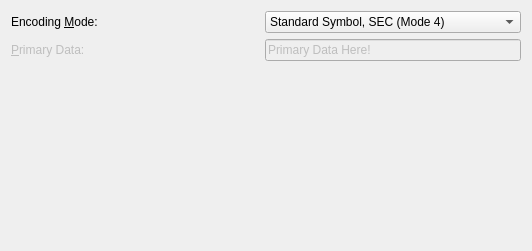
The window that frontend_qt/grpMaxicode.ui (novcom/zint) describes before a commit, drawn with Qt 5.
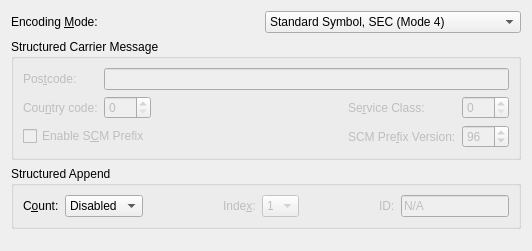
The same window after the commit.

The edit to the form file:
```diff
--- a/frontend_qt/grpMaxicode.ui
+++ b/frontend_qt/grpMaxicode.ui
@@ -35,22 +35,6 @@
        </property>
       </widget>
      </item>
-     <item row="1" column="0">
-      <widget class="QLabel" name="lblMaxiPrimary">
-       <property name="enabled">
-        <bool>false</bool>
-       </property>
-       <property name="text">
-        <string>&amp;Primary Data:</string>
-       </property>
-       <property name="alignment">
-        <set>Qt::AlignLeading|Qt::AlignLeft|Qt::AlignVCenter</set>
-       </property>
-       <property name="buddy">
-        <cstring>txtMaxiPrimary</cstring>
-       </property>
-      </widget>
-     </item>
      <item row="0" column="1">
       <widget class="QComboBox" name="cmbMaxiMode">
        <property name="sizePolicy">
@@ -84,24 +68,479 @@
        </item>
       </widget>
      </item>
-     <item row="1" column="1">
-      <widget class="QLineEdit" name="txtMaxiPrimary">
-       <property name="enabled">
-        <bool>false</bool>
-       </property>
-       <property name="sizePolicy">
-        <sizepolicy hsizetype="Preferred" vsizetype="Fixed">
-         <horstretch>0</horstretch>
-         <verstretch>0</verstretch>
-        </sizepolicy>
-       </property>
-       <property name="text">
-        <string>Primary Data Here!</string>
-       </property>
-      </widget>
-     </item>
     </layout>
    </item>
+   <item>
+    <widget class="QGroupBox" name="groupBoxMaxiSCM">
+     <property name="title">
+      <string>Structured Carrier Message</string>
+     </property>
+     <property name="toolTip">
+      <string>For Modes 2 and 3 only</string>
+     </property>
+     <layout class="QGridLayout" name="gridLayoutMaxiSCM">
+      <item row="0" column="0">
+       <widget class="QLabel" name="lblMaxiSCMPostcode">
+        <property name="enabled">
+         <bool>false</bool>
+        </property>
+        <property name="toolTip">
+         <string>Postcode of up to 9 digits for Mode 2 or
+6 alphanumerics for Mode 3 (will truncate)
+Mode 3 postcodes less than maximum
+length will be padded with spaces
+(ignored if disabled)</string>
+        </property>
+        <property name="text">
+         <string>Pos&amp;tcode:</string>
+        </property>
+        <property name="alignment">
+         <set>Qt::AlignLeading|Qt::AlignLeft|Qt::AlignVCenter</set>
+        </property>
+        <property name="buddy">
+         <cstring>txtMaxiSCMPostcode</cstring>
+        </property>
+       </widget>
+      </item>
+      <item row="0" column="1" colspan="4">
+       <widget class="QLineEdit" name="txtMaxiSCMPostcode">
+        <property name="enabled">
+         <bool>false</bool>
+        </property>
+        <property name="toolTip">
+         <string>Postcode of up to 9 digits for Mode 2 or
+6 alphanumerics for Mode 3 (will truncate)
+Mode 3 postcodes less than maximum
+length will be padded with spaces
+(ignored if disabled)</string>
+        </property>
+        <property name="sizePolicy">
+         <sizepolicy hsizetype="Preferred" vsizetype="Fixed">
+          <horstretch>0</horstretch>
+          <verstretch>0</verstretch>
+         </sizepolicy>
+        </property>
+        <property name="maxLength">
+         <number>9</number>
+        </property>
+       </widget>
+      </item>
+      <item row="1" column="0">
+       <widget class="QLabel" name="lblMaxiSCMCountry">
+        <property name="enabled">
+         <bool>false</bool>
+        </property>
+        <property name="toolTip">
+         <string>ISO 3166-1 numeric country code
+Value ranges from 000 to 999
+(ignored if disabled)</string>
+        </property>
+        <property name="text">
+         <string>Cou&amp;ntry code:</string>
+        </property>
+        <property name="alignment">
+         <set>Qt::AlignLeading|Qt::AlignLeft|Qt::AlignVCenter</set>
+        </property>
+        <property name="buddy">
+         <cstring>spnMaxiSCMCountry</cstring>
+        </property>
+       </widget>
+      </item>
+      <item row="1" column="1">
+       <widget class="QSpinBox" name="spnMaxiSCMCountry">
+        <property name="enabled">
+         <bool>false</bool>
+        </property>
+        <property name="toolTip">
+         <string>ISO 3166-1 numeric country code
+Value ranges from 000 to 999
+(ignored if disabled)</string>
+        </property>
+        <property name="suffix">
+         <string/>
+        </property>
+         <property name="prefix">
+         <string/>
+        </property>
+        <property name="minimum">
+         <number>0</number>
+        </property>
+        <property name="maximum">
+         <number>999</number>
+        </property>
+        <property name="value">
+         <number>0</number>
+        </property>
+       </widget>
+      </item>
+      <item row="1" column="2">
+       <spacer name="spacerMaxiSCM12">
+        <property name="orientation">
+         <enum>Qt::Horizontal</enum>
+        </property>
+        <property name="sizeHint">
+         <size>
+          <width>10</width>
+          <height>20</height>
+         </size>
+        </property>
+       </spacer>
+	  </item>
+      <item row="1" column="3">
+       <widget class="QLabel" name="lblMaxiSCMService">
+        <property name="enabled">
+         <bool>false</bool>
+        </property>
+        <property name="toolTip">
+         <string>Class of service, assigned by carrier
+Value ranges from 000 to 999
+(ignored if disabled)</string>
+        </property>
+        <property name="text">
+         <string>Se&amp;rvice Class:</string>
+        </property>
+        <property name="alignment">
+         <set>Qt::AlignLeading|Qt::AlignLeft|Qt::AlignVCenter</set>
+        </property>
+        <property name="buddy">
+         <cstring>spnMaxiSCMService</cstring>
+        </property>
+       </widget>
+      </item>
+      <item row="1" column="4">
+       <widget class="QSpinBox" name="spnMaxiSCMService">
+        <property name="enabled">
+         <bool>false</bool>
+        </property>
+        <property name="toolTip">
+         <string>Class of service, assigned by carrier
+Value ranges from 000 to 999
+(ignored if disabled)</string>
+        </property>
+        <property name="suffix">
+         <string/>
+        </property>
+         <property name="prefix">
+         <string/>
+        </property>
+        <property name="minimum">
+         <number>0</number>
+        </property>
+        <property name="maximum">
+         <number>999</number>
+        </property>
+        <property name="value">
+         <number>0</number>
+        </property>
+       </widget>
+      </item>
+      <item row="2" column="0" colspan="2">
+       <widget class="QCheckBox" name="chkMaxiSCMVV">
+        <property name="enabled">
+         <bool>false</bool>
+        </property>
+        <property name="toolTip">
+         <string>Prefix Structured Carrier Message with &quot;[)&gt;\R01\Gvv&quot;
+(ANS MH10.8.2 Format 01) where &quot;vv&quot; is version
+specified as follows
+(ignored if disabled)</string>
+        </property>
+        <property name="text">
+         <string>Enable S&amp;CM Prefix</string>
+        </property>
+       </widget>
+      </item>
+      <item row="2" column="2">
+       <spacer name="spacerMaxiSCM22">
+        <property name="orientation">
+         <enum>Qt::Horizontal</enum>
+        </property>
+        <property name="sizeHint">
+         <size>
+          <width>10</width>
+          <height>20</height>
+         </size>
+        </property>
+       </spacer>
+	  </item>
+      <item row="2" column="3">
+       <widget class="QLabel" name="lblMaxiSCMVV">
+        <property name="enabled">
+         <bool>false</bool>
+        </property>
+        <property name="toolTip">
+         <string>Version &quot;vv&quot; to place at end of SCM prefix (default 96)
+(ignored if disabled)</string>
+        </property>
+        <property name="text">
+         <string>SCM Pre&amp;fix Version:</string>
+        </property>
+        <property name="alignment">
+         <set>Qt::AlignLeading|Qt::AlignLeft|Qt::AlignVCenter</set>
+        </property>
+        <property name="buddy">
+         <cstring>spnMaxiSCMVV</cstring>
+        </property>
+       </widget>
+      </item>
+      <item row="2" column="4">
+       <widget class="QSpinBox" name="spnMaxiSCMVV">
+        <property name="enabled">
+         <bool>false</bool>
+        </property>
+        <property name="toolTip">
+         <string>Version &quot;vv&quot; to place at end of SCM prefix (default 96)
+(ignored if disabled)</string>
+        </property>
+        <property name="suffix">
+         <string/>
+        </property>
+         <property name="prefix">
+         <string/>
+        </property>
+        <property name="minimum">
+         <number>0</number>
+        </property>
+        <property name="maximum">
+         <number>99</number>
+        </property>
+        <property name="value">
+         <number>96</number>
+        </property>
+       </widget>
+      </item>
+     </layout>
+    </widget>
+   </item>
+   <item>
+    <widget class="QGroupBox" name="groupBoxMaxiStructApp">
+     <property name="title">
+      <string>Structured Append</string>
+     </property>
+     <property name="toolTip">
+      <string>MaxiCode supports Structured Append of up to
+8 symbols</string>
+     </property>
+     <layout class="QGridLayout" name="gridLayoutMaxiStructApp">
+      <item row="0" column="0">
+       <widget class="QLabel" name="lblMaxiStructAppCount">
+        <property name="toolTip">
+         <string>Mark symbol as part of a Structured Append sequence
+containing a total of this number of symbols
+Value ranges from 2 to 8</string>
+        </property>
+        <property name="text">
+         <string>C&amp;ount:</string>
+        </property>
+        <property name="alignment">
+         <set>Qt::AlignLeft|Qt::AlignLeading|Qt::AlignVCenter</set>
+        </property>
+        <property name="buddy">
+         <cstring>cmbMaxiStructAppCount</cstring>
+        </property>
+       </widget>
+      </item>
+      <item row="0" column="1">
+       <widget class="QComboBox" name="cmbMaxiStructAppCount">
+        <property name="sizePolicy">
+         <sizepolicy hsizetype="Preferred" vsizetype="Fixed">
+          <horstretch>0</horstretch>
+          <verstretch>0</verstretch>
+         </sizepolicy>
+        </property>
+        <property name="toolTip">
+         <string>Mark symbol as part of a Structured Append sequence
+containing a total of this number of symbols
+Value ranges from 2 to 8</string>
+        </property>
+        <item>
+         <property name="text">
+          <string>Disabled</string>
+         </property>
+        </item>
+        <item>
+         <property name="text">
+          <string>2</string>
+         </property>
+        </item>
+        <item>
+         <property name="text">
+          <string>3</string>
+         </property>
+        </item>
+        <item>
+         <property name="text">
+          <string>4</string>
+         </property>
+        </item>
+        <item>
+         <property name="text">
+          <string>5</string>
+         </property>
+        </item>
+        <item>
+         <property name="text">
+          <string>6</string>
+         </property>
+        </item>
+        <item>
+         <property name="text">
+          <string>7</string>
+         </property>
+        </item>
+        <item>
+         <property name="text">
+          <string>8</string>
+         </property>
+        </item>
+       </widget>
+      </item>
+      <item row="0" column="2">
+       <spacer name="spacerMaxiStructApp2">
+        <property name="orientation">
+         <enum>Qt::Horizontal</enum>
+        </property>
+        <property name="sizeHint">
+         <size>
+          <width>10</width>
+          <height>20</height>
+         </size>
+        </property>
+       </spacer>
+	  </item>
+      <item row="0" column="3">
+       <widget class="QLabel" name="lblMaxiStructAppIndex">
+        <property name="enabled">
+         <bool>false</bool>
+        </property>
+        <property name="toolTip">
+         <string>Position of symbol in Structured Append sequence
+Value ranges from 1 to count
+(ignored if disabled)</string>
+        </property>
+        <property name="text">
+         <string>Inde&amp;x:</string>
+        </property>
+        <property name="alignment">
+         <set>Qt::AlignLeft|Qt::AlignLeading|Qt::AlignVCenter</set>
+        </property>
+        <property name="buddy">
+         <cstring>cmbMaxiStructAppIndex</cstring>
+        </property>
+       </widget>
+      </item>
+      <item row="0" column="4">
+       <widget class="QComboBox" name="cmbMaxiStructAppIndex">
+        <property name="enabled">
+         <bool>false</bool>
+        </property>
+        <property name="sizePolicy">
+         <sizepolicy hsizetype="Preferred" vsizetype="Fixed">
+          <horstretch>0</horstretch>
+          <verstretch>0</verstretch>
+         </sizepolicy>
+        </property>
+        <property name="toolTip">
+         <string>Position of symbol in Structured Append sequence
+Value ranges from 1 to count
+(ignored if disabled)</string>
+        </property>
+        <item>
+         <property name="text">
+          <string>1</string>
+         </property>
+        </item>
+        <item>
+         <property name="text">
+          <string>2</string>
+         </property>
+        </item>
+        <item>
+         <property name="text">
+          <string>3</string>
+         </property>
+        </item>
+        <item>
+         <property name="text">
+          <string>4</string>
+         </property>
+        </item>
+        <item>
+         <property name="text">
+          <string>5</string>
+         </property>
+        </item>
+        <item>
+         <property name="text">
+          <string>6</string>
+         </property>
+        </item>
+        <item>
+         <property name="text">
+          <string>7</string>
+         </property>
+        </item>
+        <item>
+         <property name="text">
+          <string>8</string>
+         </property>
+        </item>
+       </widget>
+      </item>
+      <item row="0" column="5">
+       <spacer name="spacerMaxiStructApp5">
+        <property name="orientation">
+         <enum>Qt::Horizontal</enum>
+        </property>
+        <property name="sizeHint">
+         <size>
+          <width>10</width>
+          <height>20</height>
+         </size>
+        </property>
+       </spacer>
+	  </item>
+      <item row="0" column="6">
+       <widget class="QLabel" name="lblMaxiStructAppIDDisabled">
+        <property name="enabled">
+         <bool>false</bool>
+        </property>
+        <property name="toolTip">
+         <string>Structured Append ID not available for MaxiCode</string>
+        </property>
+        <property name="text">
+         <string>ID:</string>
+        </property>
+        <property name="alignment">
+         <set>Qt::AlignLeft|Qt::AlignLeading|Qt::AlignVCenter</set>
+        </property>
+        <property name="buddy">
+         <cstring>txtMaxiStructAppIDDisabled</cstring>
+        </property>
+       </widget>
+      </item>
+      <item row="0" column="7">
+       <widget class="QLineEdit" name="txtMaxiStructAppIDDisabled">
+        <property name="enabled">
+         <bool>false</bool>
+        </property>
+        <property name="sizePolicy">
+         <sizepolicy hsizetype="Preferred" vsizetype="Fixed">
+          <horstretch>0</horstretch>
+          <verstretch>0</verstretch>
+         </sizepolicy>
+        </property>
+        <property name="toolTip">
+         <string>Structured Append ID not available for MaxiCode</string>
+        </property>
+        <property name="text">
+         <string>N/A</string>
+        </property>
+       </widget>
+      </item>
+     </layout>
+    </widget>
+   </item>
    <item>
     <spacer name="verticalSpacer">
      <property name="orientation">
@@ -110,7 +549,7 @@
      <property name="sizeHint" stdset="0">
       <size>
        <width>20</width>
-       <height>40</height>
+       <height>20</height>
       </size>
      </property>
     </spacer>
```
Left out of the diff: 16 changed lines with no effect on the pictures.
